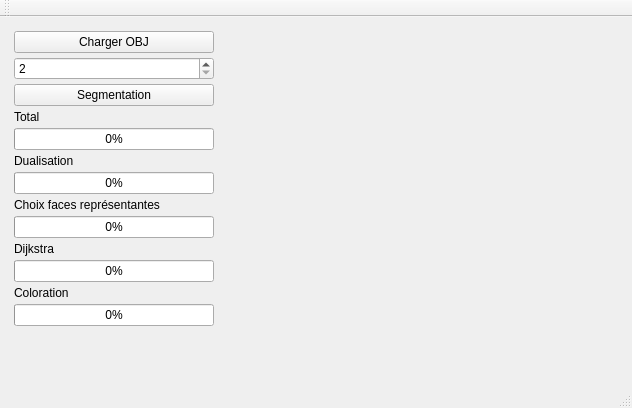
First picture: the form in mainwindow.ui, repository theauriffaut/TER-Segmentation-hierarchique, before the edit.
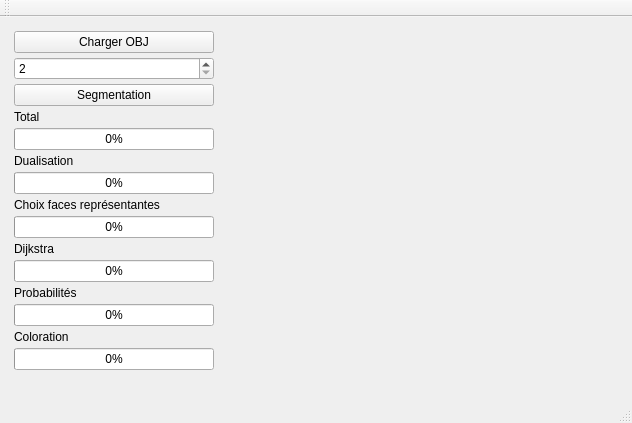
Second picture: the form after the edit. Custom widgets are drawn as their Qt base class.

Commit message: proba ajouté avec coef

```diff
--- a/mainwindow.ui
+++ b/mainwindow.ui
@@ -7,7 +7,7 @@
     <x>0</x>
     <y>0</y>
     <width>632</width>
-    <height>408</height>
+    <height>423</height>
    </rect>
   </property>
   <property name="windowTitle">
@@ -131,6 +131,20 @@
          </property>
         </widget>
        </item>
+       <item>
+        <widget class="QLabel" name="label_6">
+         <property name="text">
+          <string>Probabilités</string>
+         </property>
+        </widget>
+       </item>
+       <item>
+        <widget class="QProgressBar" name="progressProba">
+         <property name="value">
+          <number>0</number>
+         </property>
+        </widget>
+       </item>
        <item>
         <widget class="QLabel" name="label_3">
          <property name="text">
```
The commit also changes 2 other files.
